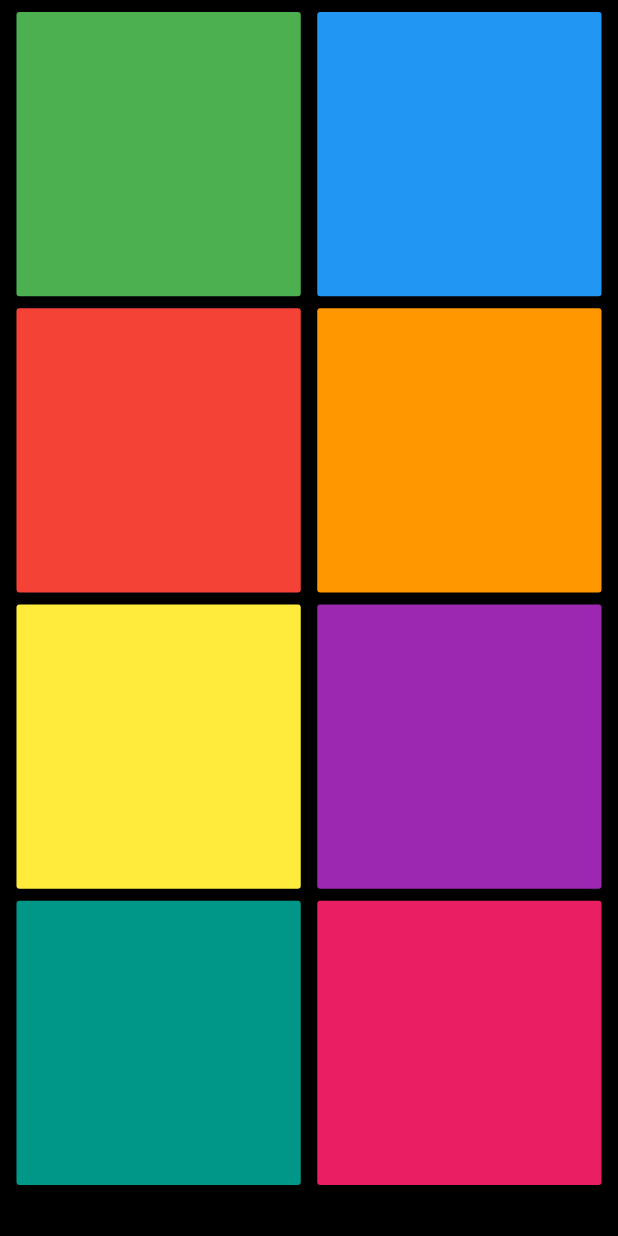
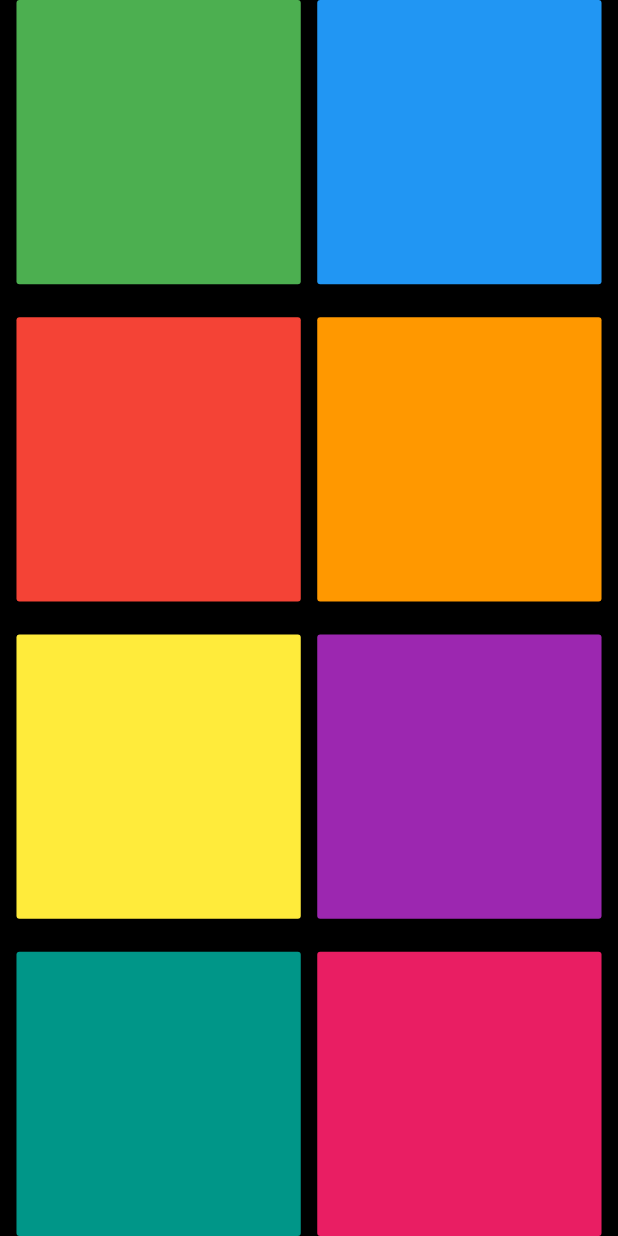
Before and after one commit to shubhaam13/Xylophone-App, a Flutter app: the screen it shows after launch, on a phone screen of 412 x 824 dp. Run offline on Flutter 3.47's test engine with Material 2 defaults, Android fonts, the light colour scheme and no system bars; our stand-ins replace audioplayers.

Commit message:
UI Changes

```diff
--- a/lib/Pages/home.dart
+++ b/lib/Pages/home.dart
@@ -10,6 +10,7 @@ class HomePage extends StatelessWidget {
         child: Container(
           child: Center(
             child: Column(
+              mainAxisAlignment: MainAxisAlignment.spaceBetween,
               children: <Widget>[
                 Row(
                   mainAxisAlignment: MainAxisAlignment.spaceEvenly,
@@ -18,7 +19,7 @@ class HomePage extends StatelessWidget {
                       child: Container(
                         width: MediaQuery.of(context).size.width * 0.46,
                         height: MediaQuery.of(context).size.height * 0.23,
-                        margin: EdgeInsets.only(top: 8),
+                        // margin: EdgeInsets.only(top: 8),
                         child: FlatButton(
                           child: null,
                           color: Colors.green,
@@ -33,7 +34,7 @@ class HomePage extends StatelessWidget {
                       child: Container(
                         width: MediaQuery.of(context).size.width * 0.46,
                         height: MediaQuery.of(context).size.height * 0.23,
-                        margin: EdgeInsets.only(top: 8),
+                        // margin: EdgeInsets.only(top: 8),
                         child: FlatButton(
                           child: null,
                           color: Colors.blue,
@@ -53,7 +54,7 @@ class HomePage extends StatelessWidget {
                       child: Container(
                         width: MediaQuery.of(context).size.width * 0.46,
                         height: MediaQuery.of(context).size.height * 0.23,
-                        margin: EdgeInsets.only(top: 8),
+                        // margin: EdgeInsets.only(top: 8),
                         child: FlatButton(
                           child: null,
                           color: Colors.red,
@@ -68,7 +69,7 @@ class HomePage extends StatelessWidget {
                       child: Container(
                         width: MediaQuery.of(context).size.width * 0.46,
                         height: MediaQuery.of(context).size.height * 0.23,
-                        margin: EdgeInsets.only(top: 8),
+                        // margin: EdgeInsets.only(top: 8),
                         child: FlatButton(
                           child: null,
                           color: Colors.orange,
@@ -88,7 +89,7 @@ class HomePage extends StatelessWidget {
                       child: Container(
                         width: MediaQuery.of(context).size.width * 0.46,
                         height: MediaQuery.of(context).size.height * 0.23,
-                        margin: EdgeInsets.only(top: 8),
+                        // margin: EdgeInsets.only(top: 8),
                         child: FlatButton(
                           child: null,
                           color: Colors.yellow,
@@ -103,7 +104,7 @@ class HomePage extends StatelessWidget {
                       child: Container(
                         width: MediaQuery.of(context).size.width * 0.46,
                         height: MediaQuery.of(context).size.height * 0.23,
-                        margin: EdgeInsets.only(top: 8),
+                        // margin: EdgeInsets.only(top: 8),
                         child: FlatButton(
                           child: null,
                           color: Colors.purple,
@@ -123,7 +124,7 @@ class HomePage extends StatelessWidget {
                       child: Container(
                         width: MediaQuery.of(context).size.width * 0.46,
                         height: MediaQuery.of(context).size.height * 0.23,
-                        margin: EdgeInsets.only(top: 8),
+                        // margin: EdgeInsets.only(top: 8),
                         child: FlatButton(
                           child: null,
                           color: Colors.teal,
@@ -138,7 +139,7 @@ class HomePage extends StatelessWidget {
                       child: Container(
                         width: MediaQuery.of(context).size.width * 0.46,
                         height: MediaQuery.of(context).size.height * 0.23,
-                        margin: EdgeInsets.only(top: 8),
+                        // margin: EdgeInsets.only(top: 8),
                         child: FlatButton(
                           child: null,
                           color: Colors.pink,
```
